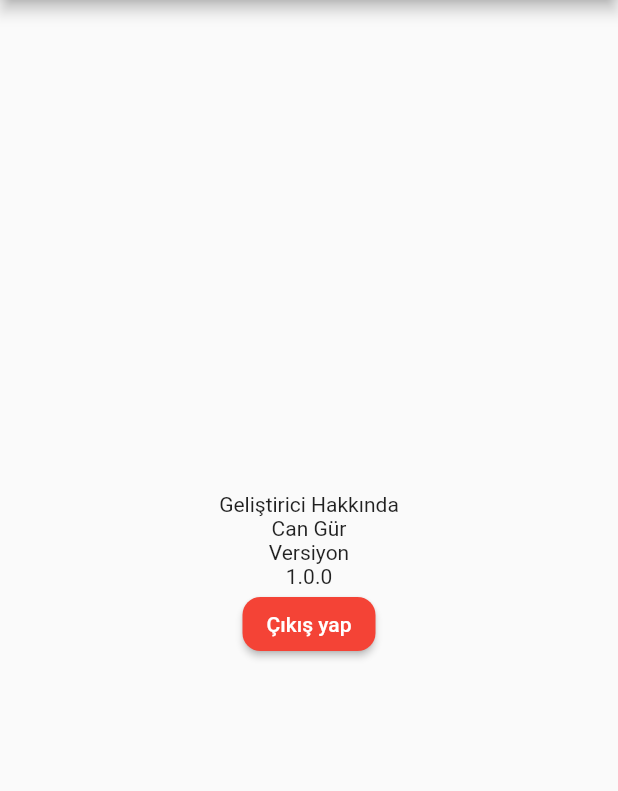
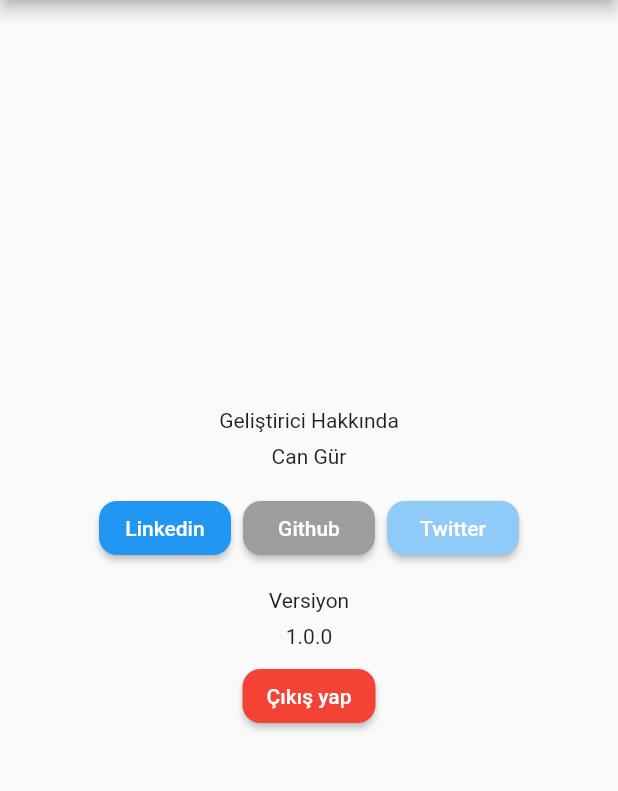
Before and after one commit to cangurdev/news-app, a Flutter app: the Settings screen opened by its route, on a phone screen of 412 x 824 dp, the part 84-875 px from its top. Run offline on Flutter 3.47's test engine with Material 2 defaults, Android fonts, the phone set to English and light mode, and no system bars; our stand-ins replace cached_network_image, firebase_auth, firebase_core; missing offline and left inert: webfeed; accounts and stored records are empty.

Commit message:
edited settings page

```diff
--- a/lib/screens/home_screen.dart
+++ b/lib/screens/home_screen.dart
@@ -1,6 +1,5 @@
 import 'package:flutter/material.dart';
 import 'package:news_app/screens/home_body.dart';
-import 'package:news_app/screens/settings.dart';
 
 class HomeScreen extends StatelessWidget {
   static String routeName = '/home';
--- a/lib/screens/settings.dart
+++ b/lib/screens/settings.dart
@@ -1,8 +1,27 @@
 import 'package:flutter/material.dart';
 import 'package:news_app/services/auth_service.dart';
 import 'package:provider/provider.dart';
+import 'package:url_launcher/url_launcher.dart';
 
 class Settings extends StatelessWidget {
+  final String linkedinUrl = "https://www.linkedin.com/in/cangur/";
+  final String githubUrl = "https://github.com/cvngur";
+  final String twitterUrl = "https://twitter.com/CodeEmAll";
+
+  Future<void> openWebView(String url) async {
+    if (await canLaunch(url)) {
+      await launch(
+        url,
+        forceSafariVC: false,
+        forceWebView: true,
+        enableJavaScript: true,
+      );
+      return;
+    } else {
+      print("Başaramadık");
+    }
+  }
+
   static String routeName = '/settings';
   @override
   Widget build(BuildContext context) {
@@ -38,10 +57,56 @@ class Settings extends StatelessWidget {
           mainAxisAlignment: MainAxisAlignment.center,
           children: [
             Text("Geliştirici Hakkında"),
-            Text("Can Gür"),
-            Text("Versiyon"),
+            Padding(
+              padding: const EdgeInsets.all(8.0),
+              child: Text("Can Gür"),
+            ),
+            Row(
+              mainAxisAlignment: MainAxisAlignment.center,
+              children: [
+                RaisedButton(
+                  child: Text('Linkedin'),
+                  color: Colors.blue,
+                  textColor: Colors.white,
+                  shape: RoundedRectangleBorder(
+                      borderRadius: BorderRadius.circular(12.0)),
+                  onPressed: () {
+                    openWebView(linkedinUrl);
+                  },
+                ),
+                Padding(
+                  padding: const EdgeInsets.all(8.0),
+                  child: RaisedButton(
+                    child: Text('Github'),
+                    color: Colors.grey,
+                    textColor: Colors.white,
+                    shape: RoundedRectangleBorder(
+                        borderRadius: BorderRadius.circular(12.0)),
+                    onPressed: () {
+                      openWebView(githubUrl);
+                    },
+                  ),
+                ),
+                RaisedButton(
+                  child: Text('Twitter'),
+                  color: Colors.blue[200],
+                  textColor: Colors.white,
+                  shape: RoundedRectangleBorder(
+                      borderRadius: BorderRadius.circular(12.0)),
+                  onPressed: () {
+                    openWebView(twitterUrl);
+                  },
+                ),
+              ],
+            ),
+            Padding(
+              padding: const EdgeInsets.all(8.0),
+              child: Text("Versiyon"),
+            ),
             Text("1.0.0"),
-            RaisedButton(
+            Padding(
+              padding: const EdgeInsets.all(8.0),
+              child: RaisedButton(
                 color: Colors.red,
                 textColor: Colors.white,
                 shape: RoundedRectangleBorder(
@@ -53,6 +118,7 @@ class Settings extends StatelessWidget {
                   } catch (e) {}
                 },
                 child: Text("Çıkış yap"),
+              ),
             )
           ],
         )));
```
Also changed, not shown: lib/widget/custom_button.dart (added). Lines whose indentation alone changed are shown as unchanged.
